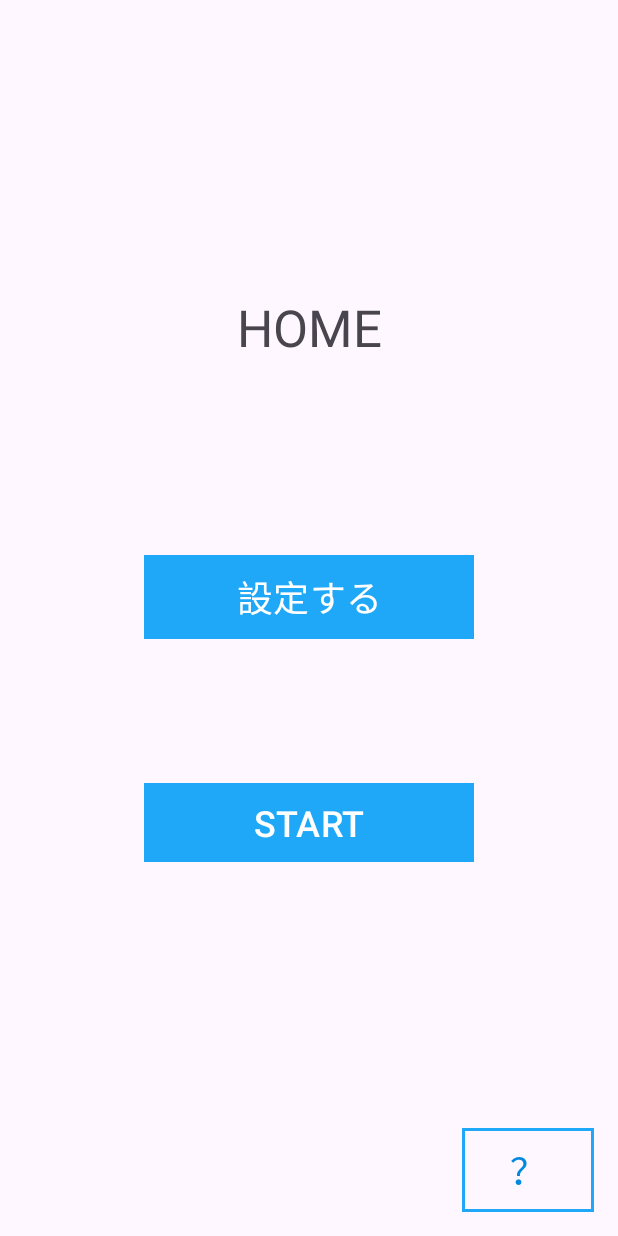
After one commit to itc-s21014/pbl2, an Android app: the layout activity_home.xml on its own in the app's theme, with its tools: preview values and no code run, on a phone screen of 412 x 824 dp. The commit adds this screen. Run offline under Robolectric (Android 15) with nearby library versions, the phone set to English and light mode, and no system bars.

Commit message:
ホーム画面　とりあえずコミット

```diff
--- /dev/null
+++ b/app/src/main/res/layout/activity_home.xml
@@ -0,0 +1,92 @@
+<?xml version="1.0" encoding="utf-8"?>
+<androidx.constraintlayout.widget.ConstraintLayout xmlns:android="http://schemas.android.com/apk/res/android"
+    xmlns:app="http://schemas.android.com/apk/res-auto"
+    xmlns:tools="http://schemas.android.com/tools"
+    android:layout_width="match_parent"
+    android:layout_height="match_parent"
+    tools:context=".HomeActivity">
+
+    <TextView
+        android:id="@+id/hmHome"
+        android:layout_width="wrap_content"
+        android:layout_height="wrap_content"
+        android:text="@string/hm_home"
+        android:textSize="34sp"
+        app:layout_constraintBottom_toTopOf="@+id/guideline20"
+        app:layout_constraintEnd_toEndOf="parent"
+        app:layout_constraintStart_toStartOf="parent"
+        app:layout_constraintTop_toTopOf="@+id/guideline19" />
+
+    <Button
+        android:id="@+id/hmToSetting"
+        android:layout_width="0dp"
+        android:layout_height="wrap_content"
+        android:background="@drawable/partsdesign"
+        android:backgroundTint="#1FA8F8"
+        android:text="@string/hm_to_setting"
+        android:textSize="24sp"
+        app:backgroundTint="@null"
+        app:layout_constraintBottom_toTopOf="@+id/guideline21"
+        app:layout_constraintEnd_toEndOf="parent"
+        app:layout_constraintStart_toStartOf="parent"
+        app:layout_constraintTop_toTopOf="@+id/guideline20"
+        app:layout_constraintVertical_bias="0.495"
+        app:layout_constraintWidth_max="220dp" />
+
+    <Button
+        android:id="@+id/hmStart"
+        android:layout_width="0dp"
+        android:layout_height="wrap_content"
+        android:background="@drawable/partsdesign"
+        android:backgroundTint="#1FA8F8"
+        android:text="@string/hm_start"
+        android:textSize="24sp"
+        app:backgroundTint="@null"
+        app:layout_constraintBottom_toTopOf="@+id/guideline22"
+        app:layout_constraintEnd_toEndOf="parent"
+        app:layout_constraintStart_toStartOf="parent"
+        app:layout_constraintTop_toTopOf="@+id/guideline21"
+        app:layout_constraintWidth_max="220dp" />
+
+    <Button
+        android:id="@+id/hmHowToUse"
+        android:layout_width="wrap_content"
+        android:layout_height="wrap_content"
+        android:layout_marginEnd="16dp"
+        android:layout_marginBottom="16dp"
+        android:background="@drawable/partsdesign"
+        android:text="@string/hm_to_how_to_use"
+        android:textColor="#0288DE"
+        android:textSize="24sp"
+        app:backgroundTint="@null"
+        app:layout_constraintBottom_toBottomOf="parent"
+        app:layout_constraintEnd_toEndOf="parent" />
+
+    <androidx.constraintlayout.widget.Guideline
+        android:id="@+id/guideline19"
+        android:layout_width="wrap_content"
+        android:layout_height="wrap_content"
+        android:orientation="horizontal"
+        app:layout_constraintGuide_begin="114dp" />
+
+    <androidx.constraintlayout.widget.Guideline
+        android:id="@+id/guideline20"
+        android:layout_width="wrap_content"
+        android:layout_height="wrap_content"
+        android:orientation="horizontal"
+        app:layout_constraintGuide_begin="322dp" />
+
+    <androidx.constraintlayout.widget.Guideline
+        android:id="@+id/guideline21"
+        android:layout_width="wrap_content"
+        android:layout_height="wrap_content"
+        android:orientation="horizontal"
+        app:layout_constraintGuide_begin="475dp" />
+
+    <androidx.constraintlayout.widget.Guideline
+        android:id="@+id/guideline22"
+        android:layout_width="wrap_content"
+        android:layout_height="wrap_content"
+        android:orientation="horizontal"
+        app:layout_constraintGuide_begin="622dp" />
+</androidx.constraintlayout.widget.ConstraintLayout>
--- a/app/src/main/res/values/strings.xml
+++ b/app/src/main/res/values/strings.xml
@@ -12,6 +12,12 @@
     <string name="plus">+</string>
     <string name="finish">完了</string>
     <string name="star">★</string>
+
+    <!--    home-->
+    <string name="hm_home">HOME</string>
+    <string name="hm_to_setting">設定する</string>
+    <string name="hm_start">START</string>
+    <string name="hm_to_how_to_use">？</string>
 
     <!--    setting finished-->
     <string name="sf_setting_finished">登録完了⏱</string>
```
